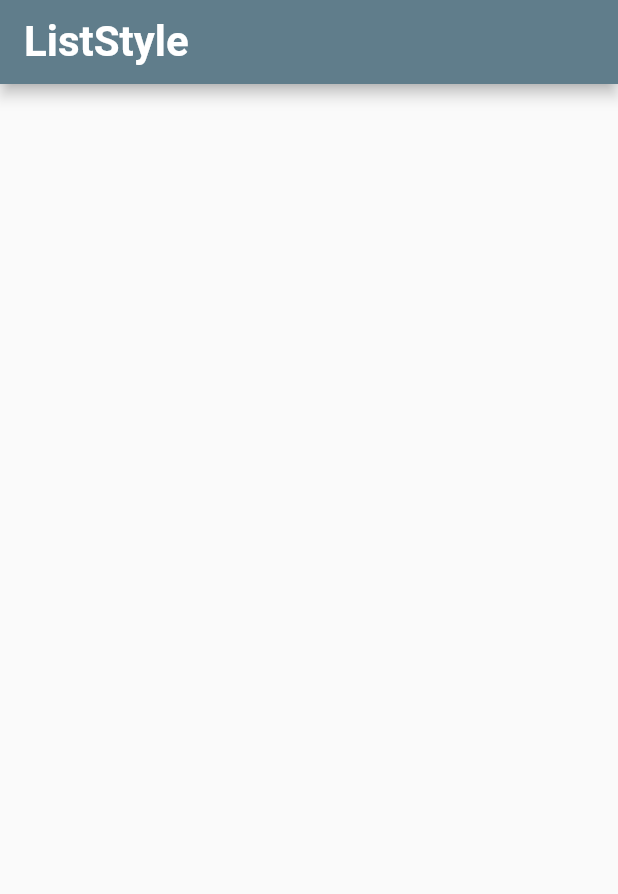
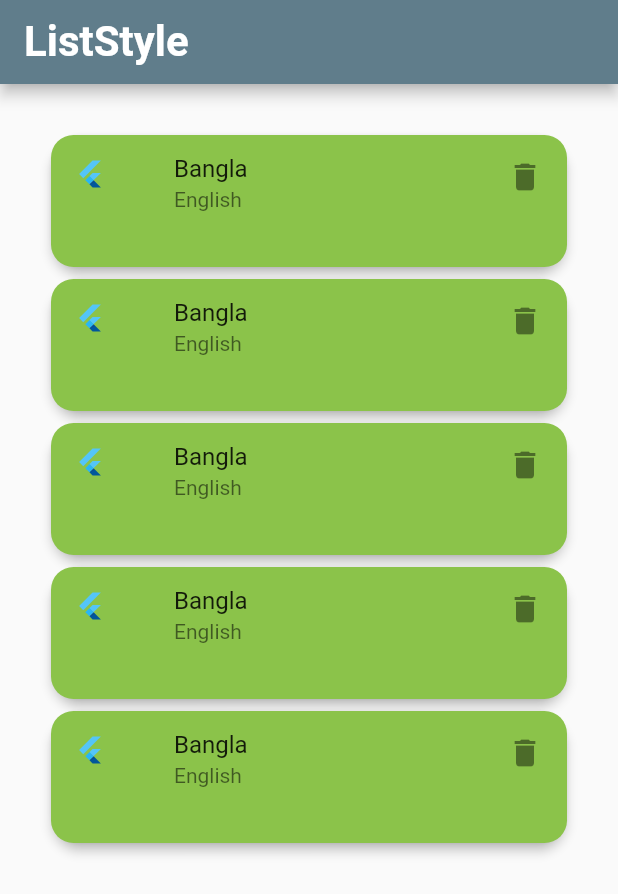
Before and after one commit to izazprogram/hello, a Flutter app: the screen it shows after launch, on a phone screen of 412 x 824 dp. Shown: the top 894 px of the screen. Run offline on Flutter 3.47's test engine with Material 2 defaults, Android fonts, the phone set to English and light mode, and no system bars.

Commit message:
listSystem listtile

```diff
--- a/lib/LIstSystem.dart
+++ b/lib/LIstSystem.dart
@@ -2,7 +2,9 @@
 import 'package:flutter/material.dart';
 
 class MyList extends StatelessWidget {
-  const MyList({Key? key}) : super(key: key);
+   MyList({Key? key}) : super(key: key);
+
+  List<String> names=["Bangla","English","Math","Pagli","Pagol",];
 
   @override
   Widget build(BuildContext context) {
@@ -13,9 +15,37 @@ class MyList extends StatelessWidget {
           style: TextStyle(fontSize: 28,fontWeight: FontWeight.bold),),
           backgroundColor: Colors.blueGrey,
         ),
-          body: ListView(
+          body: ListView.builder(
+
+            padding: EdgeInsets.all(30),
+            itemCount: names.length,
+              itemBuilder: (BuildContext context, int index) {
+              return Card(
+              shape: RoundedRectangleBorder(
+                borderRadius: BorderRadius.circular(20.0),
+              ),
+                elevation: 3,
+                child: ListTile(
+                  autofocus: true,
+                  minLeadingWidth: 50.0,
+                  shape: RoundedRectangleBorder(
+                    borderRadius: BorderRadius.circular(15.0),
+
+                  ),
+
+
+                  leading: FlutterLogo(size: 20,),
+                  trailing: Icon(Icons.delete),
+                  title: Text("Bangla"),
+                  subtitle: Text("English"),
+                  tileColor: Colors.lightGreen,
+                  isThreeLine: true,
+                ),
+              );
+              }
 
           ),
+
         )
     );
   }
```
